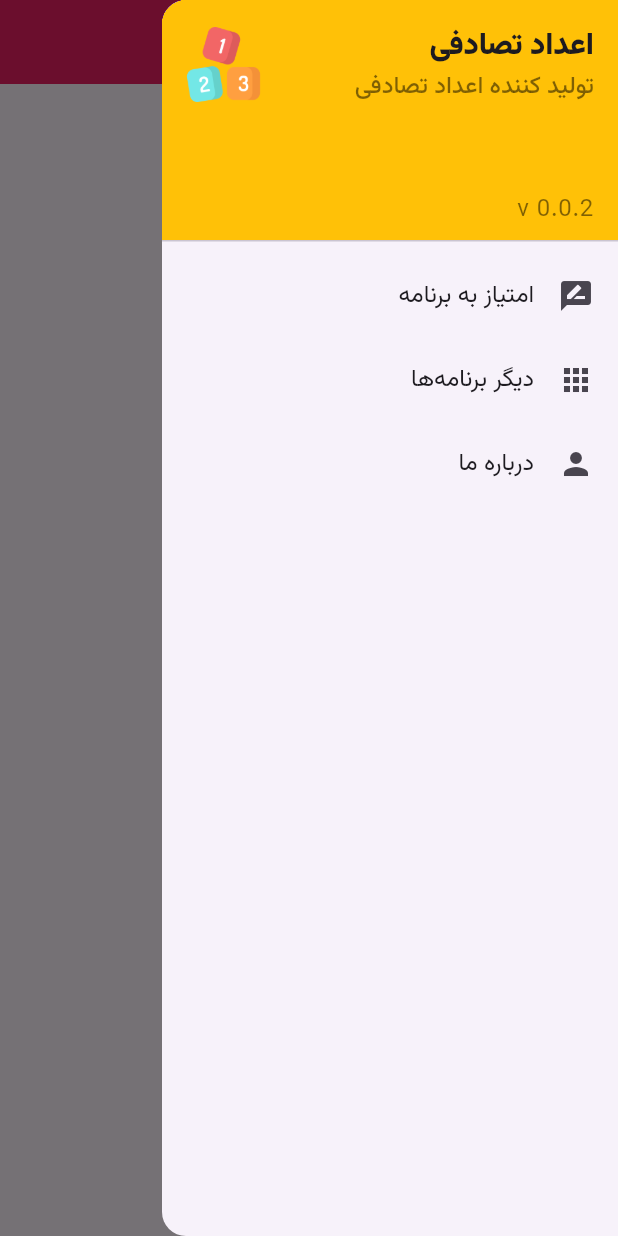
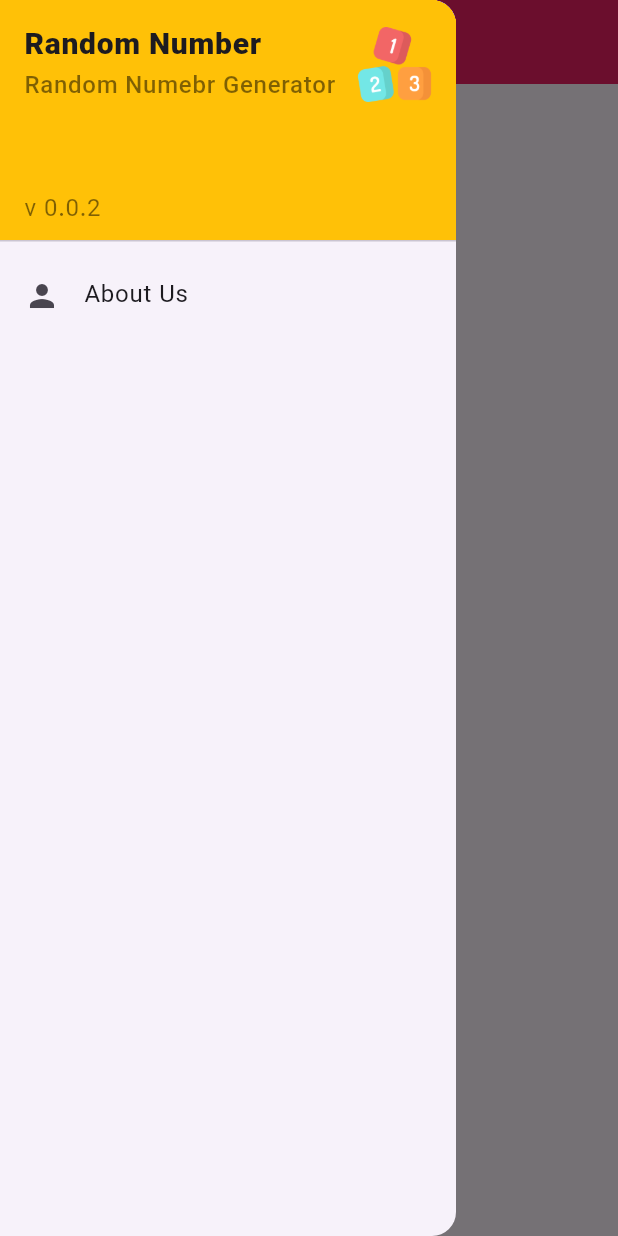
Before and after one commit to misagh1999/Random-Number, a Flutter app: the screen it shows after launch, with the side drawer open, on a phone screen of 412 x 824 dp. Run offline on Flutter 3.47's test engine with Material 3 defaults, Android fonts, the phone set to English and light mode, and no system bars; our stand-ins replace flutter_svg, get.

Commit message:
translated texts in english

```diff
--- a/lib/main.dart
+++ b/lib/main.dart
@@ -1,5 +1,4 @@
 import 'package:flutter/material.dart';
-import 'package:flutter_localizations/flutter_localizations.dart';
 import 'package:get/get_navigation/src/root/get_material_app.dart';
 import 'package:random_app/screens/welcome/welcome_screen.dart';
 import 'package:random_app/theme.dart';
@@ -13,19 +12,9 @@ class MyApp extends StatelessWidget {
   @override
   Widget build(BuildContext context) {
     return GetMaterialApp(
-      title: 'عدد تصادفی',
-      localizationsDelegates: [
-        GlobalCupertinoLocalizations.delegate,
-        GlobalMaterialLocalizations.delegate,
-        GlobalWidgetsLocalizations.delegate,
-      ],
+      title: 'Random Number',
       debugShowCheckedModeBanner: false,
-      supportedLocales: [
-        Locale("en","US"),
-        Locale("fa", "IR")
-      ],
       theme: lightThemeData(context),
-      locale: Locale("fa", "IR"),
       home: WelcomeScreen(),
     );
   }
--- a/lib/screens/dice/dice_screen.dart
+++ b/lib/screens/dice/dice_screen.dart
@@ -12,7 +12,7 @@ class DiceScreen extends StatelessWidget {
   Widget build(BuildContext context) {
     final DiceController controller = Get.put(DiceController());
     return Scaffold(
-      appBar: buildAppBar(title: 'تاس'),
+      appBar: buildAppBar(title: 'Dice'),
       body: SafeArea(
         child: Center(
           child: Column(
@@ -43,7 +43,7 @@ class DiceScreen extends StatelessWidget {
                       borderRadius: BorderRadius.circular(16.0)),
                   child: Center(
                     child: Text(
-                      'بچرخون',
+                      'Roll',
                       style: TextStyle(fontFamily: Fonts.Black, fontSize: 24),
                     ),
                   ),
--- a/lib/screens/home/home_screen.dart
+++ b/lib/screens/home/home_screen.dart
@@ -11,7 +11,7 @@ class HomeScreen extends StatelessWidget {
   @override
   Widget build(BuildContext context) {
     return Scaffold(
-      appBar: buildAppBar(title: "خانه"),
+      appBar: buildAppBar(title: "Home"),
       drawer: Drawer(
         child: ListView(
           padding: EdgeInsets.zero,
@@ -29,12 +29,12 @@ class HomeScreen extends StatelessWidget {
                           crossAxisAlignment: CrossAxisAlignment.start,
                           children: [
                             Text(
-                              'اعداد تصادفی',
-                              style:
-                                  TextStyle(fontFamily: Fonts.Black, fontSize: 20),
+                              'Random Number',
+                              style: TextStyle(
+                                  fontFamily: Fonts.Black, fontSize: 20),
                             ),
                             Text(
-                              'تولید کننده اعداد تصادفی',
+                              'Random Numebr Generator',
                               style: TextStyle(
                                   fontFamily: Fonts.Medium,
                                   color: Colors.black.withOpacity(0.5)),
@@ -60,33 +60,18 @@ class HomeScreen extends StatelessWidget {
                   ],
                 )),
             ListTile(
-              leading: Icon(Icons.rate_review),
-              title: Text('امتیاز به برنامه'),
-              onTap: () {
-                // todo
-                Get.back();
-              },
-            ),
-            ListTile(
-              leading: Icon(Icons.apps),
-              title: Text('دیگر برنامه‌ها'),
-              onTap: () {
-                // todo
-                Get.back();
-              },
-            ),
-            ListTile(
               leading: Icon(Icons.person),
-              title: Text('درباره ما'),
+              title: Text('About Us'),
               onTap: () {
                 // todo
                 Get.back();
                 Get.defaultDialog(
-                  title: "درباره ما",
-                  middleText: "برنامه‌نویس: محمدحسین میثاق‌پور" + "\n" + "misagh1999@gmail.com",
-                  textCancel: "بستن",
-                  cancelTextColor: kPrimaryColor
-                );
+                    title: "About Us",
+                    middleText: "Developed by M. Misaghpour" +
+                        "\n" +
+                        "misagh1999@gmail.com",
+                    textCancel: "Close",
+                    cancelTextColor: kPrimaryColor);
               },
             ),
           ],
@@ -110,7 +95,8 @@ class HomeScreen extends StatelessWidget {
                       borderRadius: BorderRadius.circular(16)),
                   child: Center(
                     child: Text(
-                      "اعداد تصادفی",
+                      "Random Number",
+                      textAlign: TextAlign.center,
                       style: TextStyle(fontFamily: Fonts.Black, fontSize: 24),
                     ),
                   ),
@@ -132,7 +118,8 @@ class HomeScreen extends StatelessWidget {
                       borderRadius: BorderRadius.circular(16)),
                   child: Center(
                     child: Text(
-                      "تاس",
+                      "Dice",
+                      textAlign: TextAlign.center,
                       style: TextStyle(fontFamily: Fonts.Black, fontSize: 24),
                     ),
                   ),
--- a/lib/screens/range_number/range_number_screen.dart
+++ b/lib/screens/range_number/range_number_screen.dart
@@ -10,7 +10,7 @@ class RangeNumberScreen extends StatelessWidget {
   @override
   Widget build(BuildContext context) {
     return Scaffold(
-      appBar: buildAppBar(title: "اعداد تصادفی"),
+      appBar: buildAppBar(title: "Random Number"),
       body: GetBuilder<RandomController>(
         init: RandomController(),
         builder: (rController) => SafeArea(
@@ -21,7 +21,7 @@ class RangeNumberScreen extends StatelessWidget {
               crossAxisAlignment: CrossAxisAlignment.center,
               children: [
                 Spacer(),
-                Text('لطفا بازه‌ اعداد خود را وارد کنید'),
+                Text('Please Enter the Number Range'),
                 SizedBox(
                   height: 16,
                 ),
@@ -36,7 +36,7 @@ class RangeNumberScreen extends StatelessWidget {
                           keyboardType: TextInputType.number,
                           textAlign: TextAlign.center,
                           decoration: InputDecoration(
-                              hintText: 'شروع',
+                              hintText: 'From',
                               errorText: rController.startError.value.isNotEmpty
                                   ? rController.startError.value
                                   : null,
@@ -62,7 +62,7 @@ class RangeNumberScreen extends StatelessWidget {
                               errorText: rController.endError.value.isNotEmpty
                                   ? rController.endError.value
                                   : null,
-                              hintText: 'پایان',
+                              hintText: 'To',
                               filled: true,
                               border: OutlineInputBorder(
                                   borderRadius: BorderRadius.all(
@@ -83,7 +83,7 @@ class RangeNumberScreen extends StatelessWidget {
                         borderRadius: BorderRadius.all(Radius.circular(16))),
                     child: Center(
                         child: Text(
-                      'محاسبه',
+                      'Generate',
                       style: TextStyle(
                           fontFamily: Fonts.Bold,
                           color: Colors.white,
--- a/lib/screens/welcome/welcome_screen.dart
+++ b/lib/screens/welcome/welcome_screen.dart
@@ -24,11 +24,11 @@ class WelcomeScreen extends StatelessWidget {
               children: [
                 Spacer(),
                 Text(
-                  'عدد تصادفی',
+                  'Random Number',
                   style: TextStyle(fontFamily: Fonts.Black, fontSize: 26),
                 ),
                 Text(
-                  'اپلیکیشن تولید کننده اعداد تصادفی',
+                  'Random Number Generator',
                   style: TextStyle(fontSize: 16.0),
                 ),
                 CircularProgressIndicator(
@@ -36,7 +36,7 @@ class WelcomeScreen extends StatelessWidget {
                 ),
                 Spacer(),
                 Text(
-                  'برنامه‌نویس: محمدحسین میثاق‌پور',
+                  'Developed By Mohammadhossein Misaghpour',
                   style: TextStyle(fontFamily: Fonts.Medium),
                 ),
                 Text('v 0.0.2')
```
Also changed, not shown: lib/controllers/random_controller.dart (+5 -5 lines).
